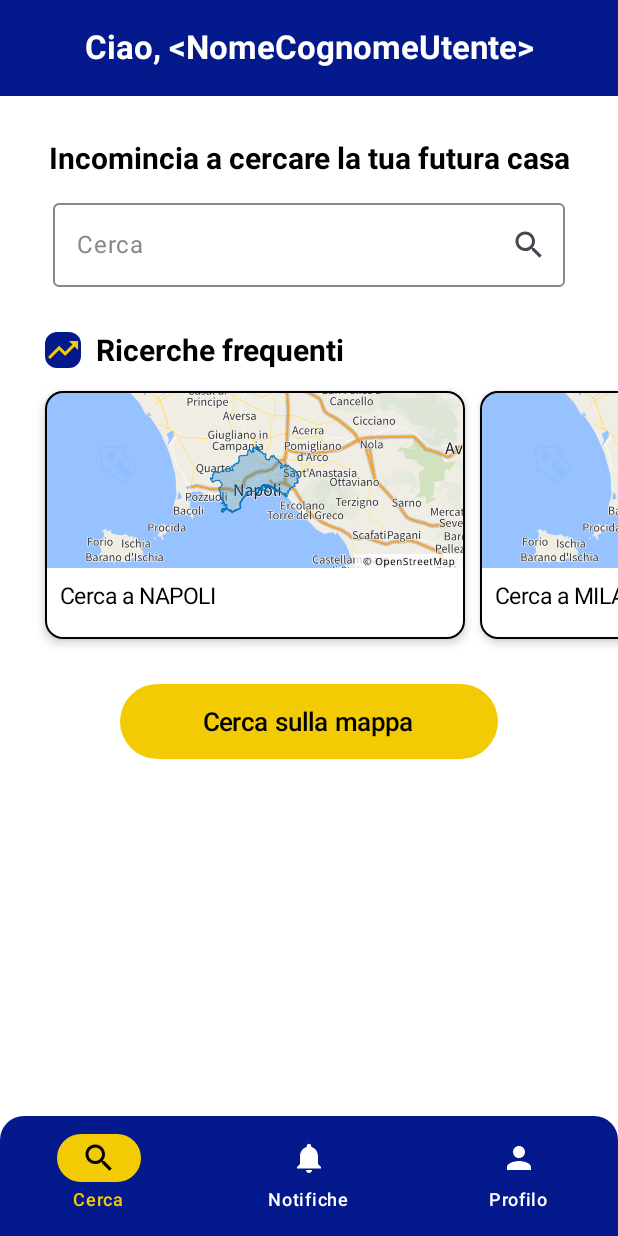
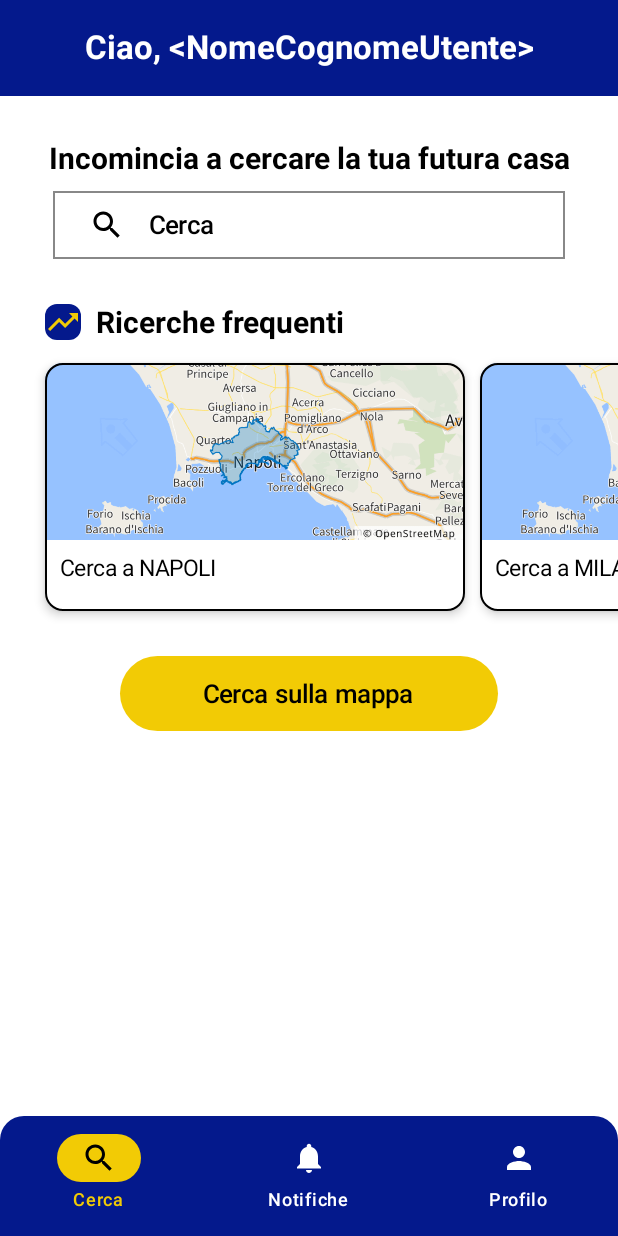
Before and after one commit to gian-o-land/ProgettoIngsw, an Android app built with Jetpack Compose: the screen it shows after launch (MainActivity), after a tap on "Accedi", on a phone screen of 412 x 824 dp. Run offline under Robolectric (Android 15) with nearby library versions, the phone set to English and light mode, and no system bars.

```diff
--- a/app/build.gradle.kts
+++ b/app/build.gradle.kts
@@ -2,6 +2,7 @@ plugins {
     alias(libs.plugins.android.application)
     alias(libs.plugins.kotlin.android)
     alias(libs.plugins.kotlin.compose)
+    alias(libs.plugins.map.secret)
 }
 
 android {
@@ -52,6 +53,7 @@ dependencies {
     implementation(libs.androidx.material3)
     implementation(libs.androidx.compose.material3)
     implementation(libs.androidx.navigation.compose)
+    implementation(libs.androidx.fragment)
     testImplementation(libs.junit)
     androidTestImplementation(libs.androidx.junit)
     androidTestImplementation(libs.androidx.espresso.core)
@@ -62,4 +64,7 @@ dependencies {
     implementation("androidx.navigation:navigation-compose:2.8.0")
     implementation("androidx.compose.material:material-icons-extended:1.7.5")
     implementation("androidx.compose.material3:material3:1.2.1")
+    implementation("com.google.maps.android:maps-compose:4.3.3")    // Google Maps per Compose
+    implementation("com.google.android.gms:play-services-maps:18.2.0")    // Google Play Services Maps
+    implementation(libs.google.maps)
 }
--- a/app/src/main/AndroidManifest.xml
+++ b/app/src/main/AndroidManifest.xml
@@ -23,6 +23,11 @@
                 <category android:name="android.intent.category.LAUNCHER" />
             </intent-filter>
         </activity>
+
+        <meta-data
+            android:name="com.google.android.geo.API_KEY"
+            android:value="${MAPS_KEY}" />
+
     </application>
 
 </manifest>
--- a/app/src/main/java/gui/UtenteScreen.kt
+++ b/app/src/main/java/gui/UtenteScreen.kt
@@ -40,9 +40,12 @@ import androidx.compose.material.icons.Icons
 import androidx.compose.material.icons.filled.Search
 import androidx.compose.material.icons.filled.TrendingUp
 import androidx.compose.material3.*
+import androidx.compose.ui.graphics.RectangleShape
 import androidx.compose.ui.layout.ContentScale
 import androidx.compose.ui.res.painterResource
 import com.example.progettoingsw.R
+import com.google.android.gms.maps.model.LatLng
+import navigation.Screen
 
 @OptIn(ExperimentalMaterial3Api::class)
 @Composable
@@ -52,7 +55,9 @@ fun UtenteScreen(emailUtente:String,navController : NavController) {
         mutableStateOf("")
     }
     val scrollState = rememberScrollState()
-
+    val locationRoma = LatLng(41.9028, 12.4964)
+    val locationMilano = LatLng(45.4642, 9.1900)
+    val locationNapoli = LatLng(40.8518, 14.2681)
     Scaffold(
         modifier = Modifier
             .fillMaxSize()
@@ -95,6 +100,34 @@ fun UtenteScreen(emailUtente:String,navController : NavController) {
                 color = Color.Black
             )
             Spacer(modifier = Modifier.height(10.dp))
+
+            Button(
+                onClick = { navController.navigate(Screen.MappaScreen.withLocation(
+                    locationRoma //placeholder
+                )) },
+                colors = ButtonDefaults.buttonColors(
+                    containerColor = mioBackgroung,
+                    contentColor = mieScritte,
+                ),
+                border = BorderStroke(1.dp, Color.Gray),
+                shape = RectangleShape,
+                modifier = Modifier.padding(horizontal = 35.dp)
+                    .width(400.dp)
+                    .height(45.dp)
+            ) {
+                Row(
+                    verticalAlignment = Alignment.CenterVertically,
+                    modifier = Modifier.fillMaxWidth()
+                ) {
+                    Icon(
+                        imageVector = Icons.Default.Search,
+                        contentDescription = "Cerca",
+                    )
+                    Spacer(modifier = Modifier.width(15.dp))
+                    Text("Cerca", textAlign = TextAlign.Center, fontSize = 17.sp)
+                }
+            }
+            /*
             OutlinedTextField(
                 value = textFieldRicerca,
                 colors = OutlinedTextFieldDefaults.colors(
@@ -123,6 +156,7 @@ fun UtenteScreen(emailUtente:String,navController : NavController) {
                     )
                 }
             )
+            */
 
             Spacer(modifier = Modifier.height(30.dp))
 
@@ -170,7 +204,9 @@ fun UtenteScreen(emailUtente:String,navController : NavController) {
                 Spacer(modifier = Modifier.width(20.dp))
 
                 Card(
-                    onClick = {},
+                    onClick = {navController.navigate(Screen.MappaScreen.withLocation(
+                        locationNapoli //placeholder
+                    ))},
                     modifier = Modifier
                         .width(280.dp)
                         .height(165.dp),
@@ -198,7 +234,9 @@ fun UtenteScreen(emailUtente:String,navController : NavController) {
 
 
                 Card(
-                    onClick = {},
+                    onClick = {navController.navigate(Screen.MappaScreen.withLocation(
+                        locationMilano //placeholder
+                    ))},
                     modifier = Modifier
                         .width(280.dp)
                         .height(165.dp),
@@ -225,7 +263,9 @@ fun UtenteScreen(emailUtente:String,navController : NavController) {
                 }
 
                 Card(
-                    onClick = {},
+                    onClick = {navController.navigate(Screen.MappaScreen.withLocation(
+                        locationRoma //placeholder, deve aprire pagina con filtri etc
+                    ))},
                     modifier = Modifier
                         .width(280.dp)
                         .height(165.dp),
--- a/app/src/main/java/navigation/Navigation.kt
+++ b/app/src/main/java/navigation/Navigation.kt
@@ -12,6 +12,8 @@ import androidx.compose.animation.EnterTransition
 import androidx.compose.animation.ExitTransition
 import androidx.navigation.NavType
 import androidx.navigation.navArgument
+import com.google.android.gms.maps.model.LatLng
+import gui.MappaScreen
 import gui.UtenteScreen
 import java.util.Map.entry
 
@@ -47,5 +49,29 @@ fun Navigation() {
             UtenteScreen(emailUtente = entry.arguments?.getString("mailUtente")?:"<NomeCognomeUtente>", navController=navController)
         }
 
+        composable(
+            route = Screen.MappaScreen.route + "?lat={lat}&lng={lng}",
+            arguments = listOf(
+                navArgument("lat") {// non supporta tipo double quindi uso prima string e poi lo converto
+                    type = NavType.StringType
+                    defaultValue = "0.0"
+                },
+                navArgument("lng") {
+                    type = NavType.StringType
+                    defaultValue = "0.0"
+                }
+            )
+        ) { entry ->
+            val lat = entry.arguments?.getString("lat")?.toDoubleOrNull() ?: 0.0
+            val lng = entry.arguments?.getString("lng")?.toDoubleOrNull() ?: 0.0
+
+            val locationObj = LatLng(lat, lng)
+
+            MappaScreen(
+                location = locationObj,
+                navController = navController
+            )
+        }
+
     }
 }
--- a/app/src/main/java/navigation/Screen.kt
+++ b/app/src/main/java/navigation/Screen.kt
@@ -1,6 +1,7 @@
 package navigation
 
 import android.net.Uri
+import com.google.android.gms.maps.model.LatLng
 
 sealed class Screen(val route: String) {
     data object LoginScreen: Screen("login_screen")
@@ -12,5 +13,15 @@ sealed class Screen(val route: String) {
             return "$route?mailUtente=${Uri.encode(mailUtente)}"//return "$route/${Uri.encode(mailUtente)}"
         }
     }
+    data object MappaScreen : Screen("mappa_screen") {
 
-}
+        // 1. Questa variabile serve al NavHost per sapere COSA aspettarsi
+        // Corrisponde a: "mappa_screen?lat={lat}&lng={lng}"
+        val routeWithArgs = "$route?lat={lat}&lng={lng}"
+
+        // 2. Questa funzione serve al NavController per sapere DOVE andare
+        fun withLocation(location: LatLng): String {
+            // Estraiamo i double e li mettiamo nella stringa
+            return "$route?lat=${location.latitude}&lng=${location.longitude}"
+        }
+    }}
--- a/build.gradle.kts
+++ b/build.gradle.kts
@@ -3,4 +3,6 @@ plugins {
     alias(libs.plugins.android.application) apply false
     alias(libs.plugins.kotlin.android) apply false
     alias(libs.plugins.kotlin.compose) apply false
+    alias(libs.plugins.map.secret) apply false
+
 }
--- a/gradle/libs.versions.toml
+++ b/gradle/libs.versions.toml
@@ -1,6 +1,8 @@
 [versions]
 agp = "8.13.1"
 kotlin = "2.0.21"
+mapsSecret="2.0.1"
+googleMaps="17.0.0"
 coreKtx = "1.16.0"
 junit = "4.13.2"
 junitVersion = "1.2.1"
@@ -10,6 +12,7 @@ activityCompose = "1.10.1"
 composeBom = "2024.09.00"
 material3 = "1.4.0"
 navigationCompose = "2.9.6"
+fragment = "1.8.9"
 
 [libraries]
 androidx-core-ktx = { group = "androidx.core", name = "core-ktx", version.ref = "coreKtx" }
@@ -28,8 +31,11 @@ androidx-ui-test-junit4 = { group = "androidx.compose.ui", name = "ui-test-junit
 androidx-material3 = { group = "androidx.compose.material3", name = "material3" }
 androidx-compose-material3 = { group = "androidx.compose.material3", name = "material3", version.ref = "material3" }
 androidx-navigation-compose = { group = "androidx.navigation", name = "navigation-compose", version.ref = "navigationCompose" }
+google-maps={ group = "com.google.android.gms", name = "play-services-maps", version.ref = "googleMaps" }
+androidx-fragment = { group = "androidx.fragment", name = "fragment", version.ref = "fragment" }
 
 [plugins]
 android-application = { id = "com.android.application", version.ref = "agp" }
 kotlin-android = { id = "org.jetbrains.kotlin.android", version.ref = "kotlin" }
 kotlin-compose = { id = "org.jetbrains.kotlin.plugin.compose", version.ref = "kotlin" }
+map-secret= { id = "com.google.android.libraries.mapsplatform.secrets-gradle-plugin", version.ref = "mapsSecret" }
```
Also changed, not shown: app/src/main/java/gui/MappaScreen.kt (added, +33 -0 lines).
